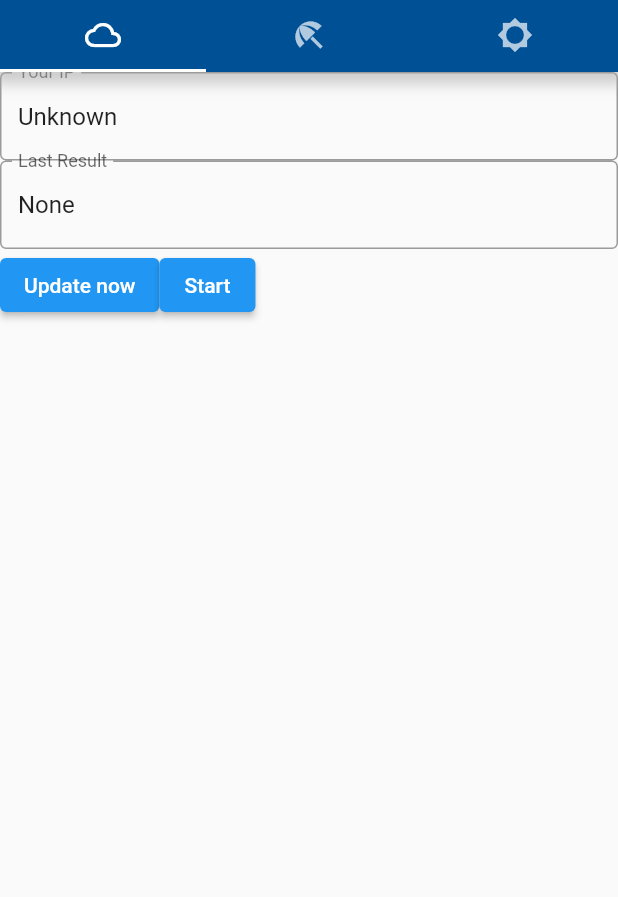
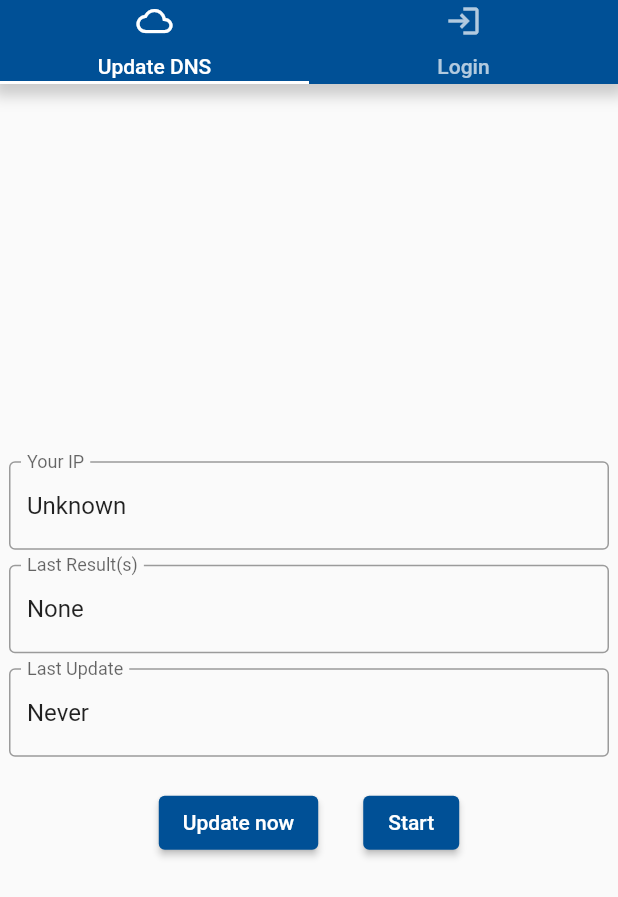
Before and after one commit to MarkusJx/dyndns_client, a Flutter app: the screen it shows after launch, on a phone screen of 412 x 824 dp. Shown: the top 897 px of the screen. Run offline on Flutter 3.47's test engine with Material 2 defaults, Android fonts, the phone set to English and light mode, and no system bars; our stand-ins replace flutter_secure_storage, logger; missing offline and left inert: ddns_client.

```diff
--- a/lib/dns.dart
+++ b/lib/dns.dart
@@ -4,29 +4,33 @@ import 'dart:io';
 import 'package:ddns_client/ddns_updater.dart';
 
 class GenericDyndns2Updater extends Dyndns2Updater {
-  final String dnsHost;
+  late final String dnsHost;
 
   GenericDyndns2Updater(
       {required String hostname,
-      required this.dnsHost,
+      required String dnsHost,
       required String username,
       required String password})
-      : super(hostname: hostname, username: username, password: password);
+      : super(hostname: hostname, username: username, password: password) {
+    if (dnsHost.endsWith('/')) {
+      this.dnsHost = dnsHost.substring(0, dnsHost.length - 1);
+    } else {
+      this.dnsHost = dnsHost;
+    }
+  }
 
   @override
   Future<UpdateResult> update(InternetAddress address) {
-    StringBuffer sb = StringBuffer(
-        (dnsHost.startsWith('https://') || dnsHost.startsWith('http://'))
-            ? ''
-            : 'https://');
-    sb.write(dnsHost.endsWith('/')
-        ? dnsHost.substring(0, dnsHost.length - 1)
-        : dnsHost);
+    StringBuffer sb = StringBuffer();
+    if (!dnsHost.startsWith('https://') && !dnsHost.startsWith('http://')) {
+      sb.write('https://');
+    }
+
+    sb.write(dnsHost);
     sb.write('/nic/update?sytem=dyndns&hostname=');
     sb.write(hostname);
     sb.write('&myip=');
     sb.write(address.address);
-    //sb.write("1.2.3.323");
     sb.write("&wildcard=NOCHG&mx=NOCHG&backmx=NOCHG&offline=NOCHG");
     Uri uri = Uri.parse(sb.toString());
     HttpClient client = httpClient;
--- a/lib/home.dart
+++ b/lib/home.dart
@@ -9,7 +9,7 @@ class Home extends StatelessWidget {
   Widget build(BuildContext context) {
     return DefaultTabController(
       initialIndex: 0,
-      length: 3,
+      length: 2,
       child: Scaffold(
         appBar: PreferredSize(
           preferredSize: const Size.fromHeight(kToolbarHeight),
@@ -19,17 +19,16 @@ class Home extends StatelessWidget {
               tabs: <Widget>[
                 Tab(
                   icon: Icon(Icons.cloud_outlined),
+                  text: "Update DNS",
                 ),
                 Tab(
-                  icon: Icon(Icons.beach_access_sharp),
-                ),
-                Tab(
-                  icon: Icon(Icons.brightness_5_sharp),
+                  icon: Icon(Icons.login),
+                  text: "Login",
                 ),
               ],
             ),
             decoration: BoxDecoration(
-              color: HexColor.fromHex("#005096"),
+              color: Theme.of(context).primaryColor,
               boxShadow: [
                 BoxShadow(
                   color: Colors.grey.withOpacity(0.5),
@@ -41,16 +40,23 @@ class Home extends StatelessWidget {
             ),
           ),
         ),
-        body: const TabBarView(
+        body: TabBarView(
           children: <Widget>[
             Center(
-              child: Update(),
+              child: Container(
+                constraints: const BoxConstraints(
+                  maxWidth: 400
+                ),
+                child: const Update()
+              ),
             ),
             Center(
-              child: Text("It's rainy here"),
-            ),
-            Center(
-              child: Login(),
+              child: Container(
+                constraints: const BoxConstraints(
+                  maxWidth: 400
+                ),
+                child: const Login(),
+              ),
             )
           ],
         ),
@@ -58,13 +64,3 @@ class Home extends StatelessWidget {
     );
   }
 }
-
-extension HexColor on Color {
-  /// String is in the format "aabbcc" or "ffaabbcc" with an optional leading "#".
-  static Color fromHex(String hexString) {
-    final buffer = StringBuffer();
-    if (hexString.length == 6 || hexString.length == 7) buffer.write('ff');
-    buffer.write(hexString.replaceFirst('#', ''));
-    return Color(int.parse(buffer.toString(), radix: 16));
-  }
-}
--- a/lib/main.dart
+++ b/lib/main.dart
@@ -4,6 +4,19 @@ import 'package:flutter/material.dart';
 void main() {
   runApp(const MyApp());
 }
+
+Map<int, Color> color = {
+  50: const Color.fromRGBO(0, 80, 150, .1),
+  100: const Color.fromRGBO(0, 80, 150, .1),
+  200: const Color.fromRGBO(0, 80, 150, .3),
+  300: const Color.fromRGBO(0, 80, 150, .4),
+  400: const Color.fromRGBO(0, 80, 150, .5),
+  500: const Color.fromRGBO(0, 80, 150, .6),
+  600: const Color.fromRGBO(0, 80, 150, .7),
+  700: const Color.fromRGBO(0, 80, 150, .8),
+  800: const Color.fromRGBO(0, 80, 150, .9),
+  900: const Color.fromRGBO(0, 80, 150, 1),
+};
 
 class MyApp extends StatelessWidget {
   const MyApp({Key? key}) : super(key: key);
@@ -12,20 +25,10 @@ class MyApp extends StatelessWidget {
   @override
   Widget build(BuildContext context) {
     return MaterialApp(
-      title: 'Flutter Demo',
+      title: 'DynDNS Client',
       theme: ThemeData(
-        // This is the theme of your application.
-        //
-        // Try running your application with "flutter run". You'll see the
-        // application has a blue toolbar. Then, without quitting the app, try
-        // changing the primarySwatch below to Colors.green and then invoke
-        // "hot reload" (press "r" in the console where you ran "flutter run",
-        // or simply save your changes to "hot reload" in a Flutter IDE).
-        // Notice that the counter didn't reset back to zero; the application
-        // is not restarted.
-        primarySwatch: Colors.blue,
+        primarySwatch: MaterialColor(0xFF005096, color),
       ),
-      //home: const MyHomePage(title: 'Flutter Demo Home Page'),
       home: const Home()
     );
   }
--- a/lib/update.dart
+++ b/lib/update.dart
@@ -4,8 +4,13 @@ import 'package:ddns_client/ddns_updater.dart';
 import 'package:ddns_client/public_address.dart';
 import 'package:flutter/material.dart';
 import 'package:flutter_secure_storage/flutter_secure_storage.dart';
+import 'package:intl/date_symbol_data_local.dart';
+import 'package:intl/intl.dart';
+import 'package:logger/logger.dart';
 
 import 'dns.dart';
+
+final logger = Logger();
 
 class Update extends StatefulWidget {
   const Update({Key? key}) : super(key: key);
@@ -19,11 +24,18 @@ class _UpdateState extends State<Update> {
   bool _buttonsDisabled = false;
   final _storage = const FlutterSecureStorage();
 
-  final TextEditingController _ipTextController =
-      TextEditingController(text: "Unknown");
-  final TextEditingController _lastResultController =
-      TextEditingController(text: "None");
+  final _ipTextController = TextEditingController(text: "Unknown");
+  final _lastResultController = TextEditingController(text: "None");
+  final _lastUpdatedController = TextEditingController(text: "Never");
   final PublicAddressMonitor monitor = PublicAddressMonitor();
+
+  DateFormat? _dateFormat;
+
+  @override
+  void initState() {
+    super.initState();
+    initializeDateFormatting();
+  }
 
   set buttonsDisabled(bool disabled) {
     setState(() {
@@ -43,47 +55,22 @@ class _UpdateState extends State<Update> {
     });
   }
 
-  String updateResultToString(UpdateResult res) {
-    final buf = StringBuffer();
-    if (res.contents != null) {
-      buf.write("Content: ");
-      buf.write(res.contents);
+  set _lastUpdated(DateTime date) {
+    if (_dateFormat == null) {
+      final languageCode = Localizations.localeOf(context).languageCode;
+      _dateFormat = DateFormat('dd.MM.yyyy HH:mm:ss', languageCode);
     }
 
-    if (res.statusCode != null) {
-      if (buf.isNotEmpty) buf.write("\n");
-      buf.write("Status code: ");
-      buf.write(res.statusCode);
+    setState(() {
+      _lastUpdatedController.text = _dateFormat!.format(date);
+    });
   }
 
-    if (res.success != null) {
-      if (buf.isNotEmpty) buf.write("\n");
-      buf.write("Success: ");
-      buf.write(res.success);
-    }
-
-    if (res.reasonPhrase != null) {
-      if (buf.isNotEmpty) buf.write("\n");
-      buf.write("Reason: ");
-      buf.write(res.reasonPhrase);
-    }
-
-    if (res.addressText != null) {
-      if (buf.isNotEmpty) buf.write("\n");
-      buf.write("Address: ");
-      buf.write(res.addressText);
-    }
-
-    if (buf.isNotEmpty) {
-      buf.write("\n");
-      buf.write("Timestamp: ");
-      buf.write(res.timestamp.toLocal().toString());
-    }
-
-    if (buf.isEmpty) {
-      return "No result";
+  String updateResultToString(UpdateResult res) {
+    if (res.contents != null) {
+      return res.contents!;
     } else {
-      return buf.toString();
+      return "No content";
     }
   }
 
@@ -97,7 +84,7 @@ class _UpdateState extends State<Update> {
     Iterable<String>? domains;
     if (domainText != null) {
       domains = domainText
-          .split(RegExp(',|\n'))
+          .split(RegExp(',|\n', multiLine: true))
           .map((e) => e.trim())
           .where((e) => e.isNotEmpty);
     }
@@ -110,13 +97,25 @@ class _UpdateState extends State<Update> {
         domains.isNotEmpty &&
         dns != null &&
         dns.isNotEmpty) {
-      for (String host in domains) {
+      logger.d('Updating ${domains.length} domain(s)');
+      final results = List.generate(domains.length, (_) => "", growable: false);
+
+      for (int i = 0; i < domains.length; i++) {
         final updater = GenericDyndns2Updater(
-            username: user, password: pass, hostname: host, dnsHost: dns);
+            username: user,
+            password: pass,
+            hostname: domains.elementAt(i),
+            dnsHost: dns);
         final res = await updater.update(address);
-        _lastResult = updateResultToString(res);
+        _lastUpdated = res.timestamp;
+        results[i] = domains.elementAt(i) + ": " + updateResultToString(res);
+        logger.d(res.toJson());
       }
+
+      _lastResult = results.join("\n");
+      logger.d("Successfully updated the domains");
     } else {
+      logger.w("Any configuration entry was empty");
       _lastResult = "Invalid configuration";
     }
   }
@@ -128,6 +127,7 @@ class _UpdateState extends State<Update> {
 
     _lastResult = "Updating...";
     _ip = "Updating...";
+    logger.d("Updating the address");
 
     try {
       if (force || await monitor.checkAddress()) {
@@ -136,18 +136,22 @@ class _UpdateState extends State<Update> {
         if (address != null) {
           try {
             await updateIp(address);
-          } catch (_) {
+          } catch (e) {
+            logger.e("Could not update the ip", e);
             _lastResult = "Error";
           }
         } else {
+          logger.w("Unable to obtain IP Address: The address was null");
           _lastResult = "Error";
           _ip = "Unable to obtain IP Address";
         }
       } else {
+        logger.d("The address is already up-to-date");
         _lastResult = "No update";
         _ip = lastIp;
       }
-    } catch (_) {
+    } catch (e) {
+      logger.e("Could not check the address", e);
       _ip = "Error";
       _lastResult = "Error";
     }
@@ -158,26 +162,41 @@ class _UpdateState extends State<Update> {
   Widget build(BuildContext context) {
     return Scaffold(
       body: Column(
-      children: [
+        mainAxisAlignment: MainAxisAlignment.center,
+        crossAxisAlignment: CrossAxisAlignment.center,
+        children: <Widget>[
           TextField(
               readOnly: true,
               controller: _ipTextController,
               decoration: const InputDecoration(
                   border: OutlineInputBorder(), labelText: "Your IP")),
+          const SizedBox(height: 10),
           TextField(
             readOnly: true,
             controller: _lastResultController,
             maxLines: null,
             decoration: const InputDecoration(
-              border: OutlineInputBorder(), labelText: "Last Result"),
+                border: OutlineInputBorder(), labelText: "Last Result(s)"),
           ),
-        Row(
+          const SizedBox(height: 10),
+          TextField(
+            readOnly: true,
+            controller: _lastUpdatedController,
+            decoration: const InputDecoration(
+                border: OutlineInputBorder(), labelText: "Last Update"),
+          ),
+          const SizedBox(height: 20),
+          Center(
+            child: Row(
+              mainAxisAlignment: MainAxisAlignment.center,
+              crossAxisAlignment: CrossAxisAlignment.center,
               children: [
                 ElevatedButton(
                     onPressed: _buttonsDisabled
                         ? null
                         : () => fetchAndUpdateIp(force: true),
                     child: const Text("Update now")),
+                const SizedBox(width: 30),
                 ElevatedButton(
                     onPressed: _buttonsDisabled
                         ? null
@@ -188,8 +207,21 @@ class _UpdateState extends State<Update> {
                           },
                     child: Text(_running ? "Stop" : "Start"))
               ],
+            ),
           )
         ],
-    ));
+      ),
+    );
   }
 }
+
+extension SerializableUpdateResult on UpdateResult {
+  Map<String, dynamic> toJson() => {
+    'success': success,
+    'statusCode': statusCode,
+    'reason': reasonPhrase,
+    'address': addressText,
+    'contents': contents,
+    'timestamp': timestamp
+  };
+}
--- a/pubspec.yaml
+++ b/pubspec.yaml
@@ -32,6 +32,8 @@ dependencies:
       url: 'https://github.com/danrubel/ddns_client.dart'
       ref: 'c92d68f'
   flutter_secure_storage: ^5.0.2
+  intl: ^0.17.0
+  logger: ^1.1.0
   flutter:
     sdk: flutter
 
```
Also changed, not shown: lib/login.dart (+18 -8 lines), pubspec.lock. Lines whose indentation alone changed are shown as unchanged.
